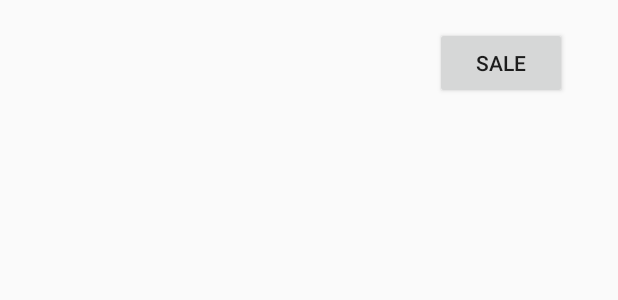
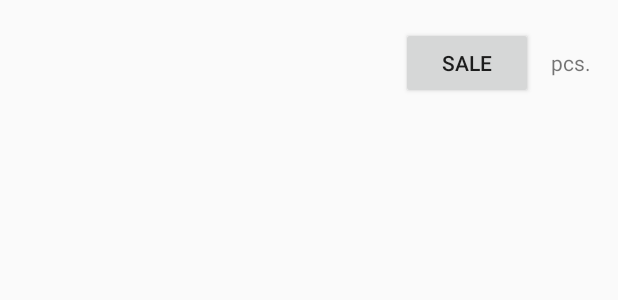
Before and after one commit to idzikowskijedrzej/InventoryApp2, an Android app: the layout list_item.xml on its own in the app's theme, with its tools: preview values and no code run, on a phone screen of 412 x 824 dp. Shown: the top 300 px of the screen. Run offline under Robolectric (Android 15) with nearby library versions, the phone set to English and light mode, and no system bars.

Commit message:
added pcs TextView

```diff
--- a/app/src/main/res/layout/list_item.xml
+++ b/app/src/main/res/layout/list_item.xml
@@ -36,8 +36,6 @@
         android:layout_height="wrap_content"
         android:layout_centerVertical="true"
         android:layout_marginEnd="@dimen/mediumMargin"
-        android:layout_marginRight="@dimen/mediumMargin"
-        android:layout_toLeftOf="@+id/sale_btn"
         android:layout_toStartOf="@+id/sale_btn" />
 
     <Button
@@ -46,7 +44,7 @@
         android:layout_height="wrap_content"
         android:layout_centerVertical="true"
         android:layout_margin="@dimen/smallMargin"
-        android:layout_toLeftOf="@+id/quantity_tv"
+        android:layout_toStartOf="@+id/quantity_tv"
         android:focusable="false"
         android:text="@string/sale" />
 
@@ -54,8 +52,18 @@
         android:id="@+id/quantity_tv"
         android:layout_width="wrap_content"
         android:layout_height="wrap_content"
-        android:layout_alignParentRight="true"
+        android:layout_toStartOf="@id/pcs_tv"
         android:layout_centerVertical="true"
-        android:layout_margin="@dimen/mediumMargin" />
+        android:layout_marginStart="@dimen/mediumMargin"
+        android:layout_marginEnd="@dimen/smallMargin"/>
+
+    <TextView
+        android:id="@+id/pcs_tv"
+        android:layout_width="wrap_content"
+        android:layout_height="wrap_content"
+        android:layout_alignParentEnd="true"
+        android:layout_marginEnd="@dimen/smallMargin"
+        android:text="@string/packages"
+        android:layout_centerVertical="true"/>
 
 </RelativeLayout>
--- a/app/src/main/res/values/strings.xml
+++ b/app/src/main/res/values/strings.xml
@@ -46,4 +46,5 @@
     <string name="deleteBook">Delete Book</string>
     <string name="deleteAll">Delete all entries</string>
     <string name="insertDummy">Insert dummy data</string>
+    <string name="packages">pcs.</string>
 </resources>
--- a/app/src/main/res/values/styles.xml
+++ b/app/src/main/res/values/styles.xml
@@ -5,13 +5,6 @@
         <!-- Customize your theme here. -->
         <item name="colorPrimary">@color/colorPrimary</item>
         <item name="colorPrimaryDark">@color/colorPrimaryDark</item>
-        <item name="colorAccent">@color/colorAccent</item>
-    </style>
-
-    <!-- Theme of the editor -->
-    <style name="EditorTheme" parent="Theme.AppCompat.Light.DarkActionBar">
-        <item name="colorPrimary">@color/editorColorPrimary</item>
-        <item name="colorPrimaryDark">@color/editorColorSecondary</item>
         <item name="colorAccent">@color/colorAccent</item>
     </style>
 
```
